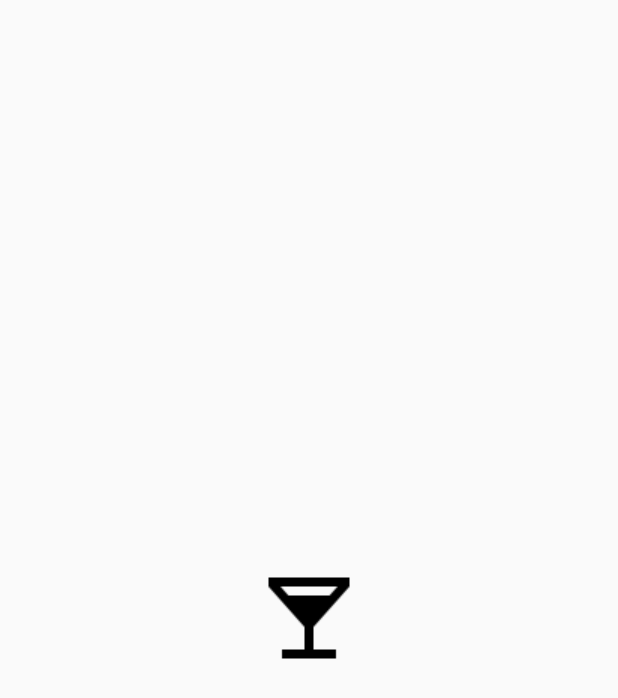
After one commit to Pandahead33/HackOH-IO_2016, an Android app: the layout splashscreen.xml on its own in the app's theme, with its tools: preview values and no code run, on a phone screen of 412 x 824 dp. The commit adds this screen. Shown: the top 698 px of the screen. Run offline under Robolectric (Android 15) with nearby library versions, the phone set to English and light mode, and no system bars.

Commit message:
added splashscreen and animations

```diff
--- /dev/null
+++ b/android/HackOHIO_2016/app/src/main/res/layout/splashscreen.xml
@@ -0,0 +1,15 @@
+<?xml version="1.0" encoding="utf-8"?>
+<LinearLayout xmlns:android="http://schemas.android.com/apk/res/android"
+    android:orientation="vertical" android:layout_width="fill_parent"
+    android:layout_height="fill_parent">
+
+    <ImageView android:id="@+id/splashscreen" android:layout_width="wrap_content"
+        android:layout_height="fill_parent"
+        android:src="@drawable/ic_nightlife"
+        android:layout_gravity="center"/>
+
+    <TextView android:layout_width="fill_parent"
+        android:layout_height="wrap_content"
+        android:text="Social, splash"/>
+
+</LinearLayout>
--- a/android/HackOHIO_2016/app/src/main/res/values/strings.xml
+++ b/android/HackOHIO_2016/app/src/main/res/values/strings.xml
@@ -18,6 +18,7 @@
     <string name="title_activity_food">FoodActivity</string>
     <string name="title_activity_hobby">HobbyActivity</string>
     <string name="title_activity_random">RandomActivity</string>
+    <string name="title_activity_splash">SplashActivity</string>
     <string name="section_format">Hello World from section: %1$d</string>
 
     <!-- TODO: Remove or change this placeholder text -->
```
Also changed, not shown: android/HackOHIO_2016/app/src/main/AndroidManifest.xml (+10 -2 lines), android/HackOHIO_2016/app/src/main/java/com/example/loganpatino/hackohio2016/RVAdapter.java (+18 -0 lines), android/HackOHIO_2016/app/src/main/java/com/example/loganpatino/hackohio2016/SplashScreen.java (added, +55 -0 lines).
